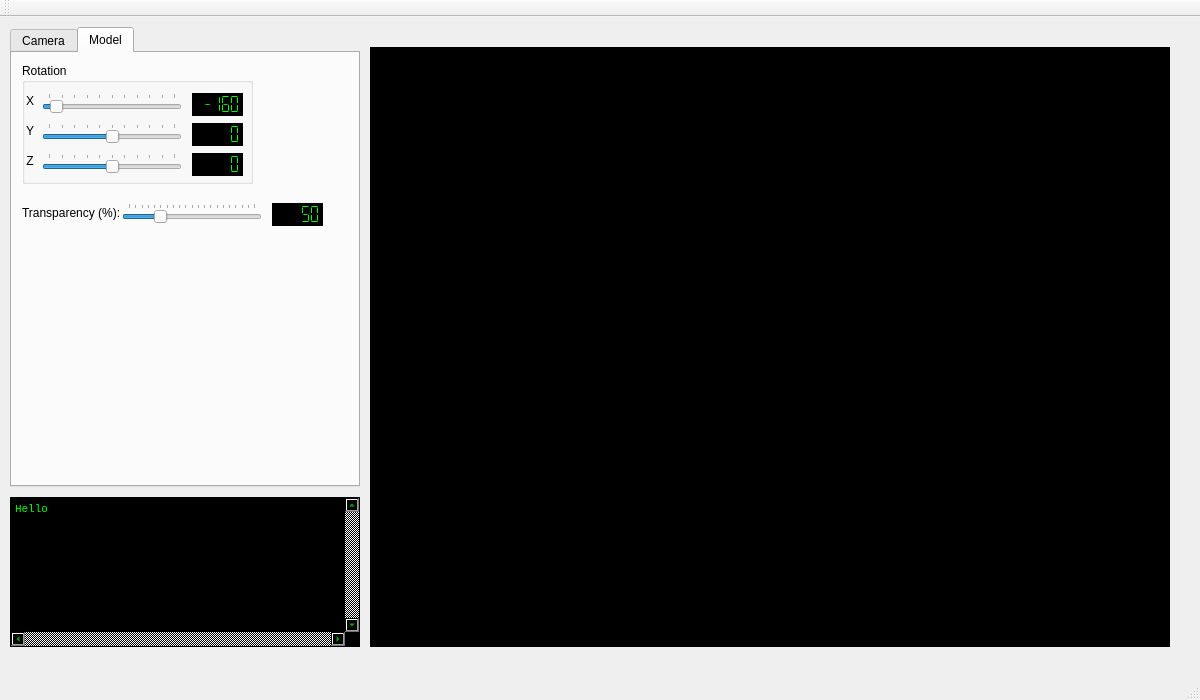
Old version of the form ONH_SRL_MUSCLE_SIM_2015/ONH_SRL_MUSCLE_SIM_2015/onh_srl_muscle_sim_2015.ui in the repository Hagen23/Eunomia.
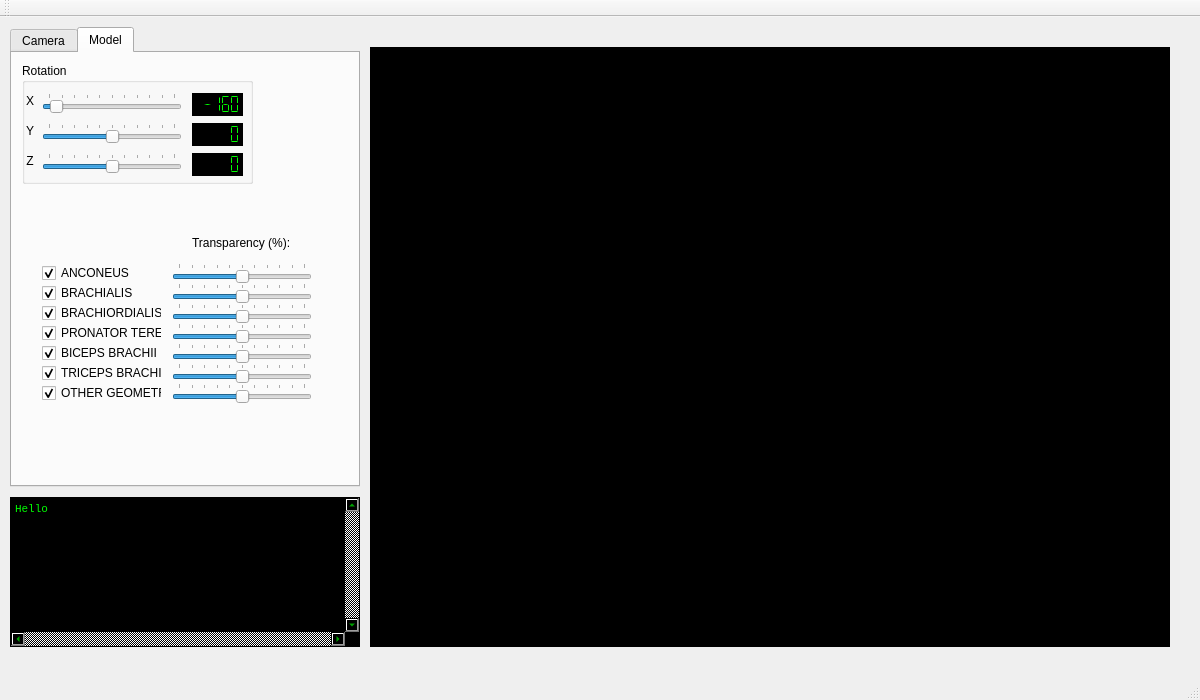
New version of the form. The open tabs and pages were chosen to show the change.

Commit message:
Independent Geometry Control
Segmented arm

The edit to the form file:
```diff
--- a/ONH_SRL_MUSCLE_SIM_2015/ONH_SRL_MUSCLE_SIM_2015/onh_srl_muscle_sim_2015.ui
+++ b/ONH_SRL_MUSCLE_SIM_2015/ONH_SRL_MUSCLE_SIM_2015/onh_srl_muscle_sim_2015.ui
@@ -539,8 +539,8 @@
      <widget class="QSlider" name="modelTranspSlider">
       <property name="geometry">
        <rect>
-        <x>110</x>
-        <y>150</y>
+        <x>160</x>
+        <y>330</y>
         <width>140</width>
         <height>20</height>
        </rect>
@@ -549,7 +549,7 @@
        <number>0</number>
       </property>
       <property name="maximum">
-       <number>200</number>
+       <number>100</number>
       </property>
       <property name="singleStep">
        <number>1</number>
@@ -570,8 +570,8 @@
      <widget class="QLabel" name="label_8">
       <property name="geometry">
        <rect>
-        <x>10</x>
-        <y>150</y>
+        <x>180</x>
+        <y>180</y>
         <width>101</width>
         <height>20</height>
        </rect>
@@ -580,33 +580,302 @@
        <string>Transparency (%):</string>
       </property>
      </widget>
-     <widget class="QLCDNumber" name="lcdNumber_8">
+     <widget class="QCheckBox" name="ANCONEUS_checkBox">
       <property name="geometry">
        <rect>
-        <x>260</x>
-        <y>150</y>
-        <width>51</width>
-        <height>23</height>
+        <x>30</x>
+        <y>210</y>
+        <width>120</width>
+        <height>20</height>
        </rect>
       </property>
-      <property name="autoFillBackground">
-       <bool>false</bool>
+      <property name="text">
+       <string>ANCONEUS</string>
       </property>
-      <property name="styleSheet">
-       <string notr="true">color: rgb(0, 255, 0);
-background-color: rgb(0, 0, 0);</string>
+      <property name="checked">
+       <bool>true</bool>
       </property>
-      <property name="frameShadow">
-       <enum>QFrame::Raised</enum>
+     </widget>
+     <widget class="QCheckBox" name="BRACHIALIS_checkBox">
+      <property name="geometry">
+       <rect>
+        <x>30</x>
+        <y>230</y>
+        <width>120</width>
+        <height>20</height>
+       </rect>
       </property>
-      <property name="smallDecimalPoint">
-       <bool>false</bool>
+      <property name="text">
+       <string>BRACHIALIS</string>
       </property>
-      <property name="segmentStyle">
-       <enum>QLCDNumber::Flat</enum>
+      <property name="checked">
+       <bool>true</bool>
       </property>
-      <property name="value" stdset="0">
-       <double>50.000000000000000</double>
+     </widget>
+     <widget class="QCheckBox" name="BRACHIORDIALIS_checkBox">
+      <property name="geometry">
+       <rect>
+        <x>30</x>
+        <y>250</y>
+        <width>120</width>
+        <height>20</height>
+       </rect>
+      </property>
+      <property name="text">
+       <string>BRACHIORDIALIS</string>
+      </property>
+      <property name="checked">
+       <bool>true</bool>
+      </property>
+     </widget>
+     <widget class="QCheckBox" name="PRONATOR_TERES_checkBox">
+      <property name="geometry">
+       <rect>
+        <x>30</x>
+        <y>270</y>
+        <width>120</width>
+        <height>20</height>
+       </rect>
+      </property>
+      <property name="text">
+       <string>PRONATOR TERES</string>
+      </property>
+      <property name="checked">
+       <bool>true</bool>
+      </property>
+     </widget>
+     <widget class="QCheckBox" name="BICEPS_BRACHII_checkBox">
+      <property name="geometry">
+       <rect>
+        <x>30</x>
+        <y>290</y>
+        <width>120</width>
+        <height>20</height>
+       </rect>
+      </property>
+      <property name="text">
+       <string>BICEPS BRACHII</string>
+      </property>
+      <property name="checked">
+       <bool>true</bool>
+      </property>
+     </widget>
+     <widget class="QCheckBox" name="TRICEPS_BRACHII_checkBox">
+      <property name="geometry">
+       <rect>
+        <x>30</x>
+        <y>310</y>
+        <width>120</width>
+        <height>20</height>
+       </rect>
+      </property>
+      <property name="text">
+       <string>TRICEPS BRACHII</string>
+      </property>
+      <property name="checked">
+       <bool>true</bool>
+      </property>
+     </widget>
+     <widget class="QSlider" name="ANCONEUS_TranspSlider">
+      <property name="geometry">
+       <rect>
+        <x>160</x>
+        <y>210</y>
+        <width>140</width>
+        <height>20</height>
+       </rect>
+      </property>
+      <property name="minimum">
+       <number>0</number>
+      </property>
+      <property name="maximum">
+       <number>100</number>
+      </property>
+      <property name="singleStep">
+       <number>1</number>
+      </property>
+      <property name="value">
+       <number>50</number>
+      </property>
+      <property name="orientation">
+       <enum>Qt::Horizontal</enum>
+      </property>
+      <property name="tickPosition">
+       <enum>QSlider::TicksAbove</enum>
+      </property>
+      <property name="tickInterval">
+       <number>10</number>
+      </property>
+     </widget>
+     <widget class="QCheckBox" name="OTHER_checkBox">
+      <property name="geometry">
+       <rect>
+        <x>30</x>
+        <y>330</y>
+        <width>120</width>
+        <height>20</height>
+       </rect>
+      </property>
+      <property name="text">
+       <string>OTHER GEOMETRY</string>
+      </property>
+      <property name="checked">
+       <bool>true</bool>
+      </property>
+     </widget>
+     <widget class="QSlider" name="BRACHIALIS_TranspSlider">
+      <property name="geometry">
+       <rect>
+        <x>160</x>
+        <y>230</y>
+        <width>140</width>
+        <height>20</height>
+       </rect>
+      </property>
+      <property name="minimum">
+       <number>0</number>
+      </property>
+      <property name="maximum">
+       <number>100</number>
+      </property>
+      <property name="singleStep">
+       <number>1</number>
+      </property>
+      <property name="value">
+       <number>50</number>
+      </property>
+      <property name="orientation">
+       <enum>Qt::Horizontal</enum>
+      </property>
+      <property name="tickPosition">
+       <enum>QSlider::TicksAbove</enum>
+      </property>
+      <property name="tickInterval">
+       <number>10</number>
+      </property>
+     </widget>
+     <widget class="QSlider" name="BRACHIORDIALIS_TranspSlider">
+      <property name="geometry">
+       <rect>
+        <x>160</x>
+        <y>250</y>
+        <width>140</width>
+        <height>20</height>
+       </rect>
+      </property>
+      <property name="minimum">
+       <number>0</number>
+      </property>
+      <property name="maximum">
+       <number>100</number>
+      </property>
+      <property name="singleStep">
+       <number>1</number>
+      </property>
+      <property name="value">
+       <number>50</number>
+      </property>
+      <property name="orientation">
+       <enum>Qt::Horizontal</enum>
+      </property>
+      <property name="tickPosition">
+       <enum>QSlider::TicksAbove</enum>
+      </property>
+      <property name="tickInterval">
+       <number>10</number>
+      </property>
+     </widget>
+     <widget class="QSlider" name="PRONATOR_TERES_TranspSlider">
+      <property name="geometry">
+       <rect>
+        <x>160</x>
+        <y>270</y>
+        <width>140</width>
+        <height>20</height>
+       </rect>
+      </property>
+      <property name="minimum">
+       <number>0</number>
+      </property>
+      <property name="maximum">
+       <number>100</number>
+      </property>
+      <property name="singleStep">
+       <number>1</number>
+      </property>
+      <property name="value">
+       <number>50</number>
+      </property>
+      <property name="orientation">
+       <enum>Qt::Horizontal</enum>
+      </property>
+      <property name="tickPosition">
+       <enum>QSlider::TicksAbove</enum>
+      </property>
+      <property name="tickInterval">
+       <number>10</number>
+      </property>
+     </widget>
+     <widget class="QSlider" name="BICEPS_BRACHII_TranspSlider">
+      <property name="geometry">
+       <rect>
+        <x>160</x>
+        <y>290</y>
+        <width>140</width>
+        <height>20</height>
+       </rect>
+      </property>
+      <property name="minimum">
+       <number>0</number>
+      </property>
+      <property name="maximum">
+       <number>100</number>
+      </property>
+      <property name="singleStep">
+       <number>1</number>
+      </property>
+      <property name="value">
+       <number>50</number>
+      </property>
+      <property name="orientation">
+       <enum>Qt::Horizontal</enum>
+      </property>
+      <property name="tickPosition">
+       <enum>QSlider::TicksAbove</enum>
+      </property>
+      <property name="tickInterval">
+       <number>10</number>
+      </property>
+     </widget>
+     <widget class="QSlider" name="TRICEPS_BRACHII_TranspSlider">
+      <property name="geometry">
+       <rect>
+        <x>160</x>
+        <y>310</y>
+        <width>140</width>
+        <height>20</height>
+       </rect>
+      </property>
+      <property name="minimum">
+       <number>0</number>
+      </property>
+      <property name="maximum">
+       <number>100</number>
+      </property>
+      <property name="singleStep">
+       <number>1</number>
+      </property>
+      <property name="value">
+       <number>50</number>
+      </property>
+      <property name="orientation">
+       <enum>Qt::Horizontal</enum>
+      </property>
+      <property name="tickPosition">
+       <enum>QSlider::TicksAbove</enum>
+      </property>
+      <property name="tickInterval">
+       <number>10</number>
       </property>
      </widget>
     </widget>
```
Left out of the diff: 53 changed lines with no effect on the pictures. The commit also changes 25 other files.
